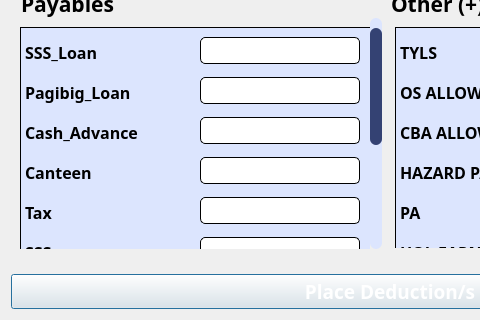
First picture: the form in MainFrame/Resources/UI/deduction.ui, repository Maze711/systemPayroll, before the edit; both pictures show x 0 to 480 and y 93 to 413 of the 780 by 413 pixel window.
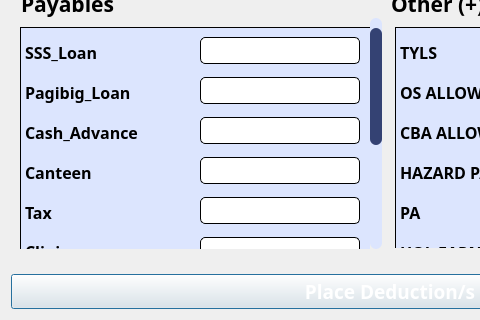
Second picture: the form after the edit. Icons and pictures are not drawn.

Commit message: Added Contribution/Deduction Calculation

The edit to the form file:
```diff
--- a/MainFrame/Resources/UI/deduction.ui
+++ b/MainFrame/Resources/UI/deduction.ui
@@ -386,48 +386,6 @@
             <string>Canteen</string>
            </property>
           </widget>
-          <widget class="QLabel" name="payDed8">
-           <property name="geometry">
-            <rect>
-             <x>5</x>
-             <y>250</y>
-             <width>170</width>
-             <height>30</height>
-            </rect>
-           </property>
-           <property name="font">
-            <font>
-             <family>poppins</family>
-             <pointsize>12</pointsize>
-             <weight>75</weight>
-             <bold>true</bold>
-            </font>
-           </property>
-           <property name="text">
-            <string>Medicare/Philhealth</string>
-           </property>
-          </widget>
-          <widget class="QLabel" name="payDed7">
-           <property name="geometry">
-            <rect>
-             <x>5</x>
-             <y>210</y>
-             <width>120</width>
-             <height>30</height>
-            </rect>
-           </property>
-           <property name="font">
-            <font>
-             <family>poppins</family>
-             <pointsize>12</pointsize>
-             <weight>75</weight>
-             <bold>true</bold>
-            </font>
-           </property>
-           <property name="text">
-            <string>SSS</string>
-           </property>
-          </widget>
           <widget class="QLabel" name="payDed6">
            <property name="geometry">
             <rect>
@@ -514,9 +472,9 @@
            <property name="geometry">
             <rect>
              <x>5</x>
-             <y>330</y>
-             <width>120</width>
-             <height>30</height>
+             <y>209</y>
+             <width>101</width>
+             <height>31</height>
             </rect>
            </property>
            <property name="font">
```
Left out of the diff: 190 changed lines with no effect on the pictures. The commit also changes 9 other files.
